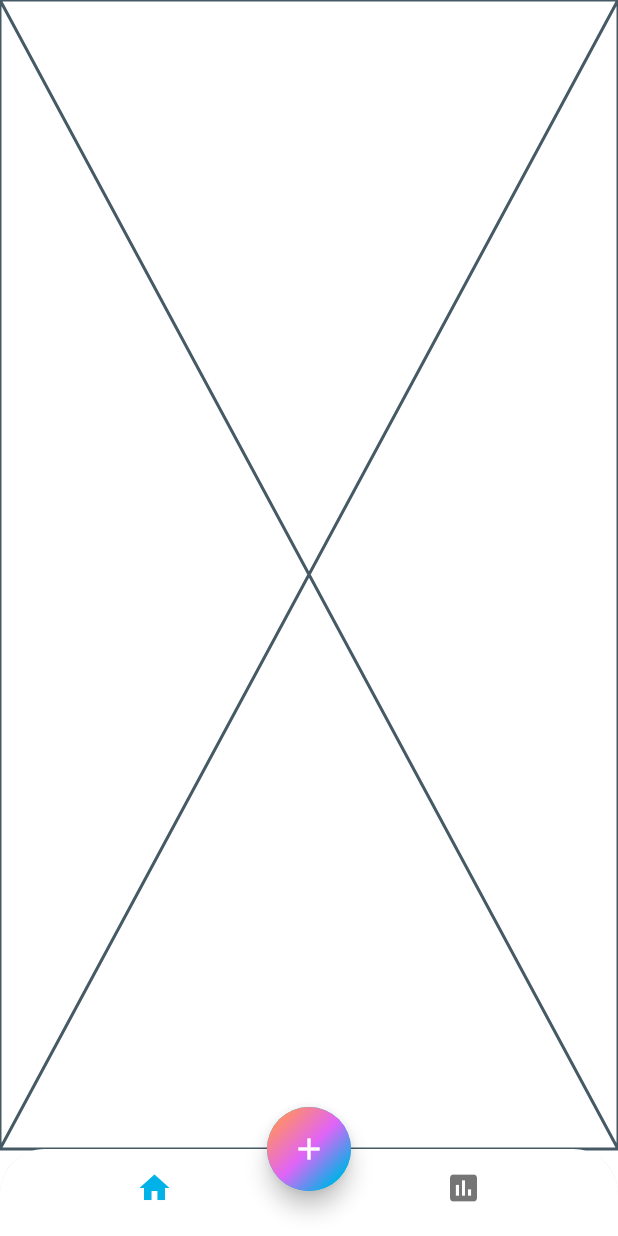
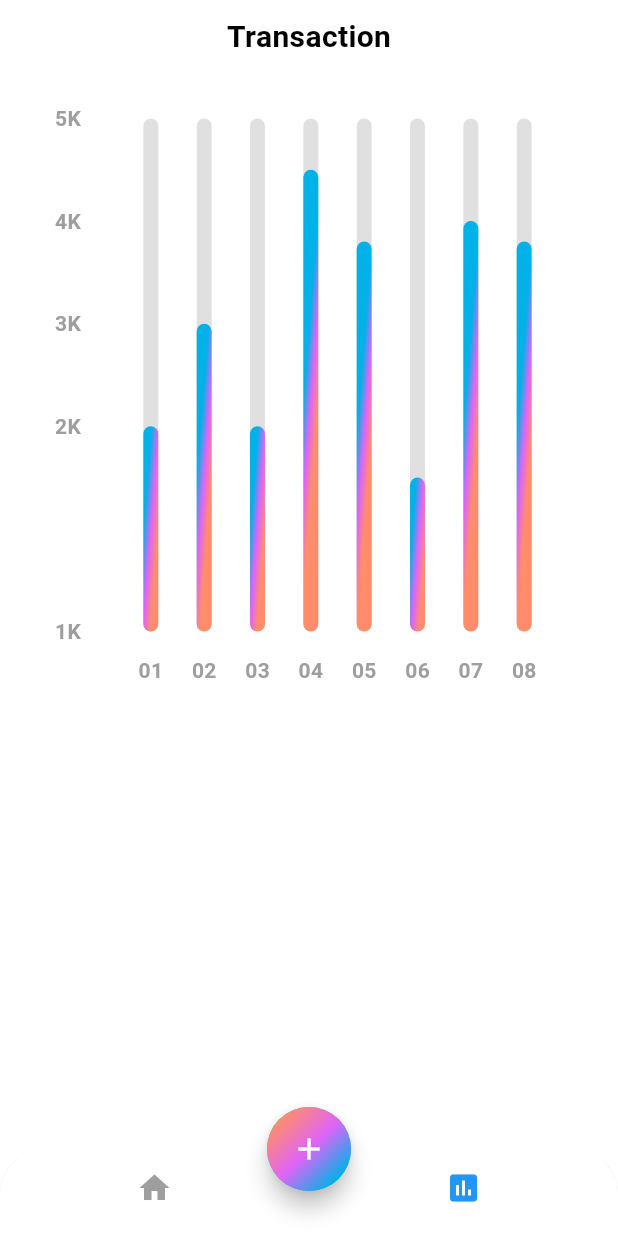
Before and after one commit to scs0209/expense-tracker, a Flutter app: the screen it shows after launch, item 2 of the bottom bar chosen, on a phone screen of 412 x 824 dp. Run offline on Flutter 3.47's test engine with Material 3 defaults, Android fonts, the phone set to English and light mode, and no system bars; drawn by our look-alikes of fl_chart; our stand-ins replace font_awesome_flutter.

Commit message:
style: StatScreen 페이지 스타일
- 차트를 표시하는 컨테이너 추가
- fl_chart 패키지를 추가하여 차트 기능을 구현
- Chat 위젯 생성
 - fl_chart 패키지를 사용하여 막대 차트(Bar Chart)구현
 - `mainBarData` 메서드를 통해 차트 데이터 및 스타일 설정
 - `makeGroupData` 메서드를 사용해 막대 그룹 데이터 생성
 - `showingGroups` 메서드로 차트에 표시할 데이터 리스트 생성
 - `getTitles`와 `leftTiles` 메서드를 통해 하단 및 좌측 타이틀 설정

```diff
--- a/lib/screens/home/views/home_screen.dart
+++ b/lib/screens/home/views/home_screen.dart
@@ -14,6 +14,8 @@ class HomeScreen extends StatefulWidget {
 
 class _HomeScreenState extends State<HomeScreen> {
   int index = 0;
+  Color selectedItem = Colors.blue;
+  Color unselectedItem = Colors.grey;
 
   @override
   Widget build(BuildContext context) {
@@ -32,16 +34,18 @@ class _HomeScreenState extends State<HomeScreen> {
           showSelectedLabels: false,
           showUnselectedLabels: false,
           elevation: 3,
-          items: const [
+          items: [
             BottomNavigationBarItem(
               icon: Icon(
                 Icons.home,
+                color: index == 0 ? selectedItem : unselectedItem,
               ),
               label: 'Home',
             ),
             BottomNavigationBarItem(
               icon: Icon(
                 Icons.insert_chart,
+                color: index == 1 ? selectedItem : unselectedItem,
               ),
               label: 'Stats',
             ),
--- /dev/null
+++ b/lib/screens/stats/chart.dart
@@ -0,0 +1,176 @@
+import 'dart:math';
+
+import 'package:fl_chart/fl_chart.dart';
+import 'package:flutter/material.dart';
+import 'package:flutter/widgets.dart';
+
+class Chart extends StatefulWidget {
+  const Chart({super.key});
+
+  @override
+  State<Chart> createState() => _ChartState();
+}
+
+class _ChartState extends State<Chart> {
+  @override
+  Widget build(BuildContext context) {
+    return BarChart(
+      mainBarData(),
+    );
+  }
+
+  BarChartGroupData makeGroupData(int x, double y) {
+    return BarChartGroupData(x: x, barRods: [
+      BarChartRodData(
+        toY: y,
+        gradient: LinearGradient(
+          colors: [
+            Theme.of(context).colorScheme.primary,
+            Theme.of(context).colorScheme.secondary,
+            Theme.of(context).colorScheme.tertiary,
+          ],
+          transform: const GradientRotation(pi / 40),
+        ),
+        width: 10,
+        backDrawRodData: BackgroundBarChartRodData(
+          show: true,
+          toY: 5,
+          color: Colors.grey.shade300,
+        ),
+      )
+    ]);
+  }
+
+  List<BarChartGroupData> showingGroups() => List.generate(
+        8,
+        (i) {
+          switch (i) {
+            case 0:
+              return makeGroupData(0, 2);
+            case 1:
+              return makeGroupData(1, 3);
+            case 2:
+              return makeGroupData(2, 2);
+            case 3:
+              return makeGroupData(3, 4.5);
+            case 4:
+              return makeGroupData(4, 3.8);
+            case 5:
+              return makeGroupData(5, 1.5);
+            case 6:
+              return makeGroupData(6, 4);
+            case 7:
+              return makeGroupData(7, 3.8);
+            default:
+              return throw Error();
+          }
+        },
+      );
+
+  BarChartData mainBarData() {
+    return BarChartData(
+      titlesData: FlTitlesData(
+        show: true,
+        rightTitles: AxisTitles(
+          sideTitles: SideTitles(showTitles: false),
+        ),
+        topTitles: AxisTitles(
+          sideTitles: SideTitles(showTitles: false),
+        ),
+        bottomTitles: AxisTitles(
+          sideTitles: SideTitles(
+            showTitles: true,
+            reservedSize: 38,
+            getTitlesWidget: getTiles,
+          ),
+        ),
+        leftTitles: AxisTitles(
+          sideTitles: SideTitles(
+            showTitles: true,
+            reservedSize: 38,
+            getTitlesWidget: leftTiles,
+          ),
+        ),
+      ),
+      borderData: FlBorderData(show: false),
+      gridData: FlGridData(show: false),
+      barGroups: showingGroups(),
+    );
+  }
+
+  Widget getTiles(double value, TitleMeta meta) {
+    const style = TextStyle(
+      color: Colors.grey,
+      fontWeight: FontWeight.bold,
+      fontSize: 14,
+    );
+    Widget text;
+
+    switch (value.toInt()) {
+      case 0:
+        text = const Text('01', style: style);
+        break;
+      case 1:
+        text = const Text('02', style: style);
+        break;
+      case 2:
+        text = const Text('03', style: style);
+        break;
+      case 3:
+        text = const Text('04', style: style);
+        break;
+      case 4:
+        text = const Text('05', style: style);
+        break;
+      case 5:
+        text = const Text('06', style: style);
+        break;
+      case 6:
+        text = const Text('07', style: style);
+        break;
+      case 7:
+        text = const Text('08', style: style);
+        break;
+      default:
+        text = const Text('', style: style);
+        break;
+    }
+    return SideTitleWidget(
+      axisSide: meta.axisSide,
+      space: 16,
+      child: text,
+    );
+  }
+
+  Widget leftTiles(double value, TitleMeta meta) {
+    const style = TextStyle(
+      color: Colors.grey,
+      fontWeight: FontWeight.bold,
+      fontSize: 14,
+    );
+    String text;
+
+    if (value == 0) {
+      text = '1K';
+    } else if (value == 2) {
+      text = '2K';
+    } else if (value == 3) {
+      text = '3K';
+    } else if (value == 4) {
+      text = '4K';
+    } else if (value == 5) {
+      text = '5K';
+    } else {
+      return Container();
+    }
+
+    return SideTitleWidget(
+      axisSide: meta.axisSide,
+      space: 16,
+      child: Text(
+        text,
+        style: style,
+      ),
+    );
+  }
+}
--- a/lib/screens/stats/stat_screen.dart
+++ b/lib/screens/stats/stat_screen.dart
@@ -1,3 +1,5 @@
+import 'package:expense_tracker/screens/stats/chart.dart';
+import 'package:flutter/material.dart';
 import 'package:flutter/widgets.dart';
 
 class StatScreen extends StatelessWidget {
@@ -5,6 +7,34 @@ class StatScreen extends StatelessWidget {
 
   @override
   Widget build(BuildContext context) {
-    return const Placeholder();
+    return SafeArea(
+      child: Padding(
+        padding: EdgeInsets.symmetric(horizontal: 20.0, vertical: 10.0),
+        child: Column(
+          children: [
+            Text(
+              'Transaction',
+              style: TextStyle(
+                fontSize: 20,
+                fontWeight: FontWeight.bold,
+              ),
+            ),
+            const SizedBox(height: 20),
+            Container(
+              width: MediaQuery.of(context).size.width,
+              height: MediaQuery.of(context).size.width,
+              decoration: BoxDecoration(
+                color: Colors.white,
+                borderRadius: BorderRadius.circular(12),
+              ),
+              child: const Padding(
+                padding: EdgeInsets.fromLTRB(12, 20, 12, 12),
+                child: Chart(),
+              ),
+            )
+          ],
+        ),
+      ),
+    );
   }
 }
--- a/pubspec.yaml
+++ b/pubspec.yaml
@@ -35,6 +35,7 @@ dependencies:
   # Use with the CupertinoIcons class for iOS style icons.
   cupertino_icons: ^1.0.6
   font_awesome_flutter: ^10.7.0
+  fl_chart: ^0.68.0
 
 dev_dependencies:
   flutter_test:
```
Also changed, not shown: pubspec.lock.
